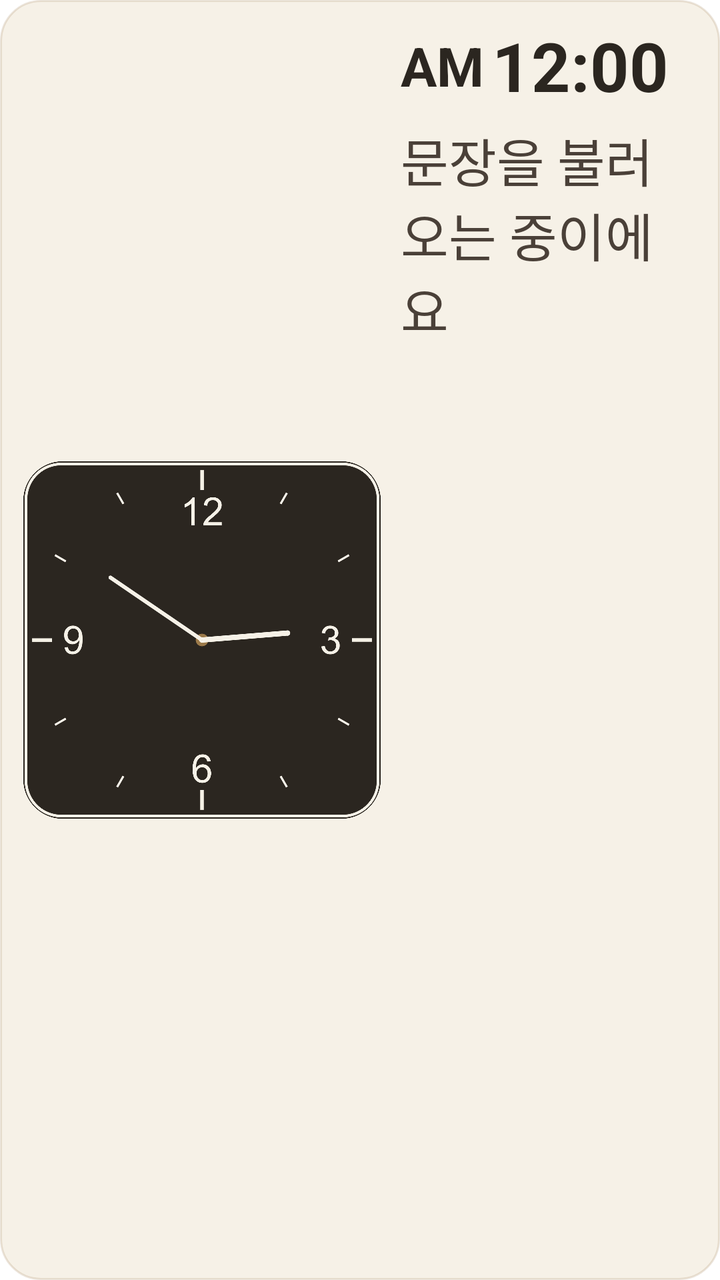
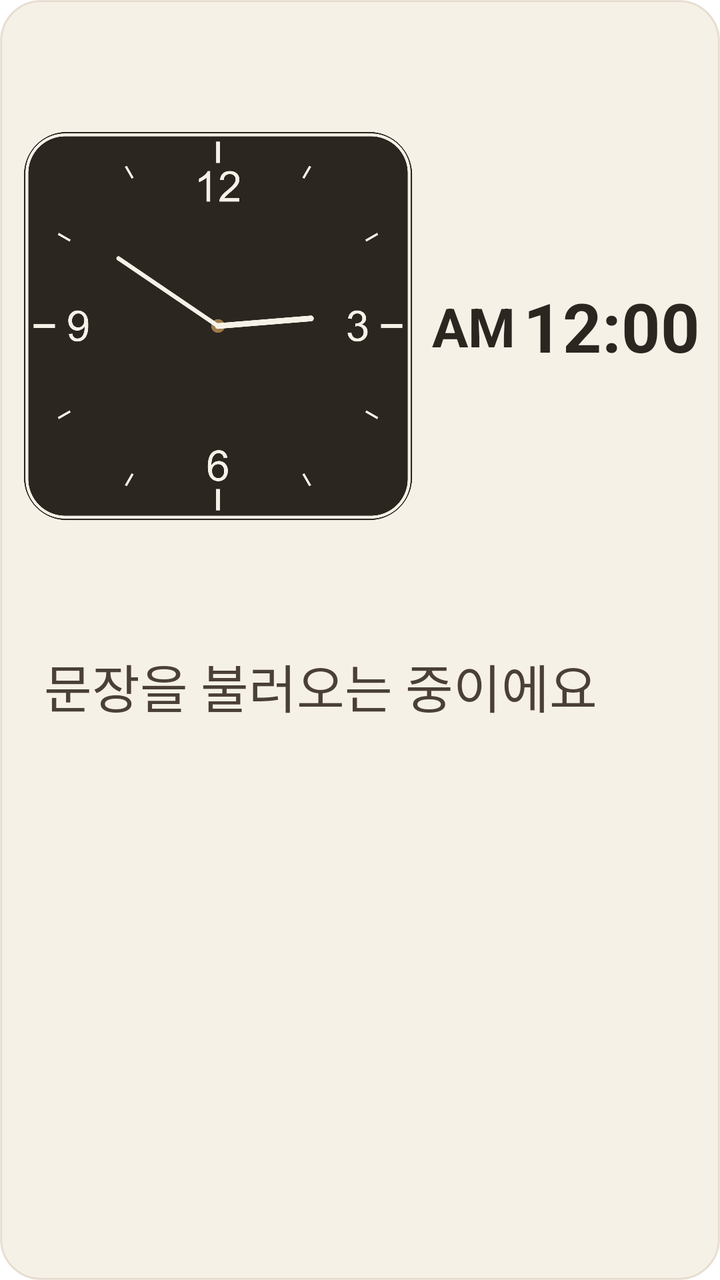

Two renders of the same Android screen: before a commit and after it. Below are the layout's source before the change and the commit's diff.
<!-- AndroidManifest.xml: fallback theme Theme.MaterialComponents.DayNight.NoActionBar -->
<!-- res/layout/widget_medium.xml -->
<?xml version="1.0" encoding="utf-8"?>
<LinearLayout xmlns:android="http://schemas.android.com/apk/res/android"
    android:id="@+id/widget_root"
    android:layout_width="match_parent"
    android:layout_height="match_parent"
    android:orientation="horizontal"
    android:gravity="center_vertical"
    android:background="@drawable/widget_background"
    android:padding="10dp">

    
    <FrameLayout
        android:layout_width="0dp"
        android:layout_height="match_parent"
        android:layout_weight="11">

        <AnalogClock
            android:id="@+id/widget_clock_analog"
            android:layout_width="match_parent"
            android:layout_height="match_parent"
            android:dial="@drawable/widget_clock_dial"
            android:hand_hour="@drawable/widget_clock_hand_hour"
            android:hand_minute="@drawable/widget_clock_hand_minute" />

        <ImageView
            android:id="@+id/widget_clock_hand_alarm"
            android:layout_width="match_parent"
            android:layout_height="match_parent"
            android:src="@drawable/widget_clock_hand_alarm"
            android:visibility="gone"
            android:contentDescription="@null" />

    </FrameLayout>

    <LinearLayout
        android:layout_width="0dp"
        android:layout_height="match_parent"
        android:layout_weight="9"
        android:layout_marginStart="8dp"
        android:orientation="vertical"
        android:gravity="center_vertical">

        
        <LinearLayout
            android:layout_width="wrap_content"
            android:layout_height="wrap_content"
            android:gravity="center_vertical">

            
            <TextView
                android:id="@+id/widget_meridiem"
                android:layout_width="wrap_content"
                android:layout_height="wrap_content"
                android:layout_marginEnd="4dp"
                android:text="AM"
                android:textSize="27sp"
                android:textStyle="bold"
                android:textColor="#2B2620" />

            <TextClock
                android:id="@+id/widget_clock_text"
                android:layout_width="wrap_content"
                android:layout_height="wrap_content"
                android:format12Hour="h:mm"
                android:format24Hour="h:mm"
                android:textSize="34sp"
                android:textStyle="bold"
                android:textColor="#2B2620" />

        </LinearLayout>

        
        <TextView
            android:id="@+id/widget_quote"
            android:layout_width="match_parent"
            android:layout_height="0dp"
            android:layout_weight="1"
            android:layout_marginTop="6dp"
            android:text="문장을 불러오는 중이에요"
            android:textColor="#4A4038"
            android:autoSizeTextType="uniform"
            android:autoSizeMinTextSize="8sp"
            android:autoSizeMaxTextSize="26sp"
            android:autoSizeStepGranularity="1sp" />

    </LinearLayout>

</LinearLayout>
<!-- resources referenced by this layout -->
<resources>
  <!-- drawable widget_background (drawable) -->
  <?xml version="1.0" encoding="utf-8"?>
  <shape xmlns:android="http://schemas.android.com/apk/res/android">
      <solid android:color="#F6F1E7" />
      <stroke android:width="1dp" android:color="#339C7A4A" />
      <corners android:radius="20dp" />
  </shape>
  <!-- drawable widget_clock_dial: png bitmap (drawable-xxxhdpi, 109927 bytes) -->
  <!-- drawable widget_clock_hand_alarm: png bitmap (drawable-xxxhdpi, 11423 bytes) -->
  <!-- drawable widget_clock_hand_hour: png bitmap (drawable-xxxhdpi, 12305 bytes) -->
  <!-- drawable widget_clock_hand_minute: png bitmap (drawable-xxxhdpi, 12108 bytes) -->
</resources>

<!-- the commit's change to res/layout/widget_medium.xml (unified diff, before → after) -->
@@ -3,50 +3,48 @@
     android:id="@+id/widget_root"
     android:layout_width="match_parent"
     android:layout_height="match_parent"
-    android:orientation="horizontal"
-    android:gravity="center_vertical"
+    android:orientation="vertical"
     android:background="@drawable/widget_background"
     android:padding="10dp">
 
-    
-    <FrameLayout
-        android:layout_width="0dp"
-        android:layout_height="match_parent"
-        android:layout_weight="11">
+    <LinearLayout
+        android:layout_width="match_parent"
+        android:layout_height="0dp"
+        android:layout_weight="1"
+        android:orientation="horizontal"
+        android:gravity="center_vertical">
 
-        <AnalogClock
-            android:id="@+id/widget_clock_analog"
-            android:layout_width="match_parent"
+        
+        <FrameLayout
+            android:layout_width="0dp"
             android:layout_height="match_parent"
-            android:dial="@drawable/widget_clock_dial"
-            android:hand_hour="@drawable/widget_clock_hand_hour"
-            android:hand_minute="@drawable/widget_clock_hand_minute" />
+            android:layout_weight="1">
 
-        <ImageView
-            android:id="@+id/widget_clock_hand_alarm"
-            android:layout_width="match_parent"
-            android:layout_height="match_parent"
-            android:src="@drawable/widget_clock_hand_alarm"
-            android:visibility="gone"
-            android:contentDescription="@null" />
+            <AnalogClock
+                android:id="@+id/widget_clock_analog"
+                android:layout_width="match_parent"
+                android:layout_height="match_parent"
+                android:dial="@drawable/widget_clock_dial"
+                android:hand_hour="@drawable/widget_clock_hand_hour"
+                android:hand_minute="@drawable/widget_clock_hand_minute" />
 
-    </FrameLayout>
+            <ImageView
+                android:id="@+id/widget_clock_hand_alarm"
+                android:layout_width="match_parent"
+                android:layout_height="match_parent"
+                android:src="@drawable/widget_clock_hand_alarm"
+                android:visibility="gone"
+                android:contentDescription="@null" />
 
-    <LinearLayout
-        android:layout_width="0dp"
-        android:layout_height="match_parent"
-        android:layout_weight="9"
-        android:layout_marginStart="8dp"
-        android:orientation="vertical"
-        android:gravity="center_vertical">
+        </FrameLayout>
 
         
         <LinearLayout
             android:layout_width="wrap_content"
             android:layout_height="wrap_content"
+            android:layout_marginStart="8dp"
             android:gravity="center_vertical">
 
-            
             <TextView
                 android:id="@+id/widget_meridiem"
                 android:layout_width="wrap_content"
@@ -69,20 +67,22 @@
 
         </LinearLayout>
 
-        
-        <TextView
-            android:id="@+id/widget_quote"
-            android:layout_width="match_parent"
-            android:layout_height="0dp"
-            android:layout_weight="1"
-            android:layout_marginTop="6dp"
-            android:text="문장을 불러오는 중이에요"
-            android:textColor="#4A4038"
-            android:autoSizeTextType="uniform"
-            android:autoSizeMinTextSize="8sp"
-            android:autoSizeMaxTextSize="26sp"
-            android:autoSizeStepGranularity="1sp" />
-
     </LinearLayout>
 
+    
+    <TextView
+        android:id="@+id/widget_quote"
+        android:layout_width="match_parent"
+        android:layout_height="0dp"
+        android:layout_weight="1"
+        android:layout_marginTop="8dp"
+        android:layout_marginStart="12dp"
+        android:layout_marginEnd="12dp"
+        android:text="문장을 불러오는 중이에요"
+        android:textColor="#4A4038"
+        android:autoSizeTextType="uniform"
+        android:autoSizeMinTextSize="8sp"
+        android:autoSizeMaxTextSize="26sp"
+        android:autoSizeStepGranularity="1sp" />
+
 </LinearLayout>
